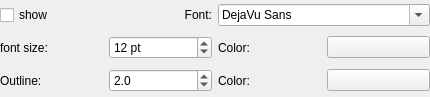
The window that ui/labelStyleForm.ui (ggonnella/gfaviz) describes before a commit, drawn with Qt 5.
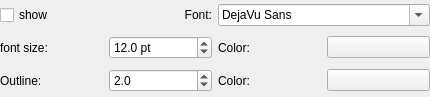
The same window after the commit. Custom widgets are drawn as their Qt base class.

```diff
--- a/ui/labelStyleForm.ui
+++ b/ui/labelStyleForm.ui
@@ -65,10 +65,10 @@
       <string> pt</string>
      </property>
      <property name="decimals">
-      <number>0</number>
+      <number>1</number>
      </property>
      <property name="minimum">
-      <double>6.000000000000000</double>
+      <double>1.000000000000000</double>
      </property>
      <property name="maximum">
       <double>36.000000000000000</double>
```
Left out of the diff: 2 changed lines with no effect on the pictures.
